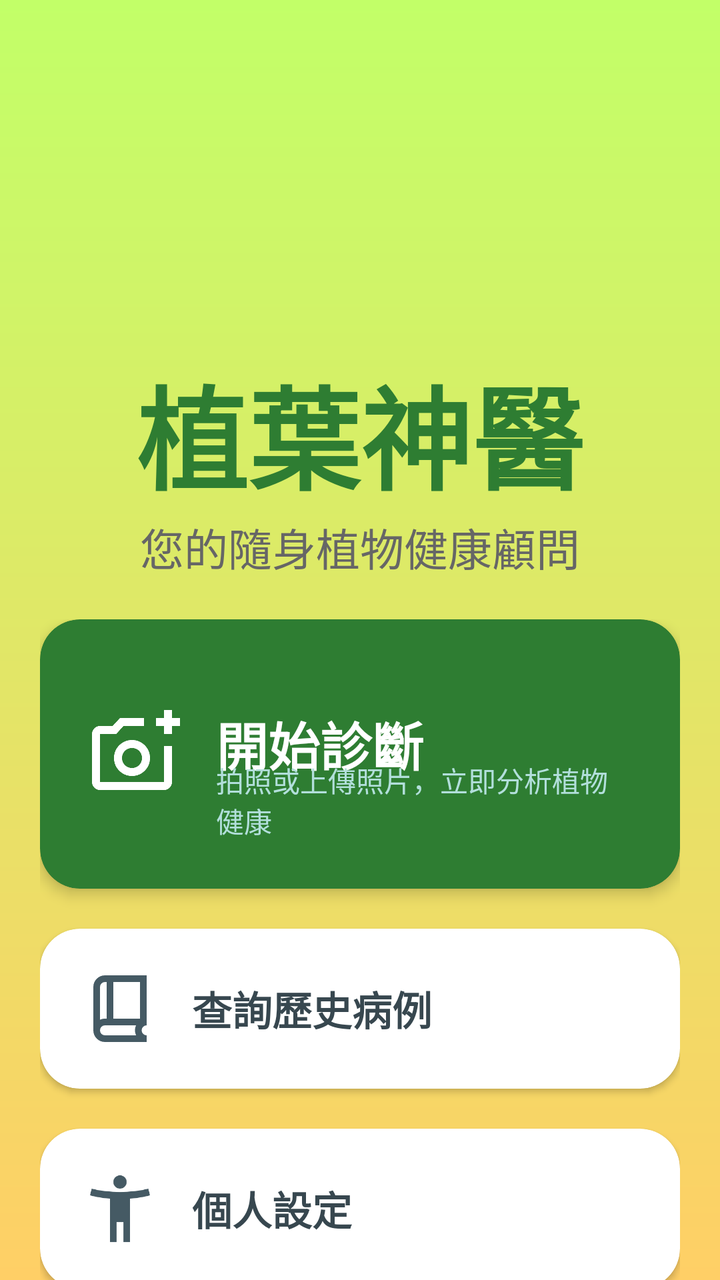
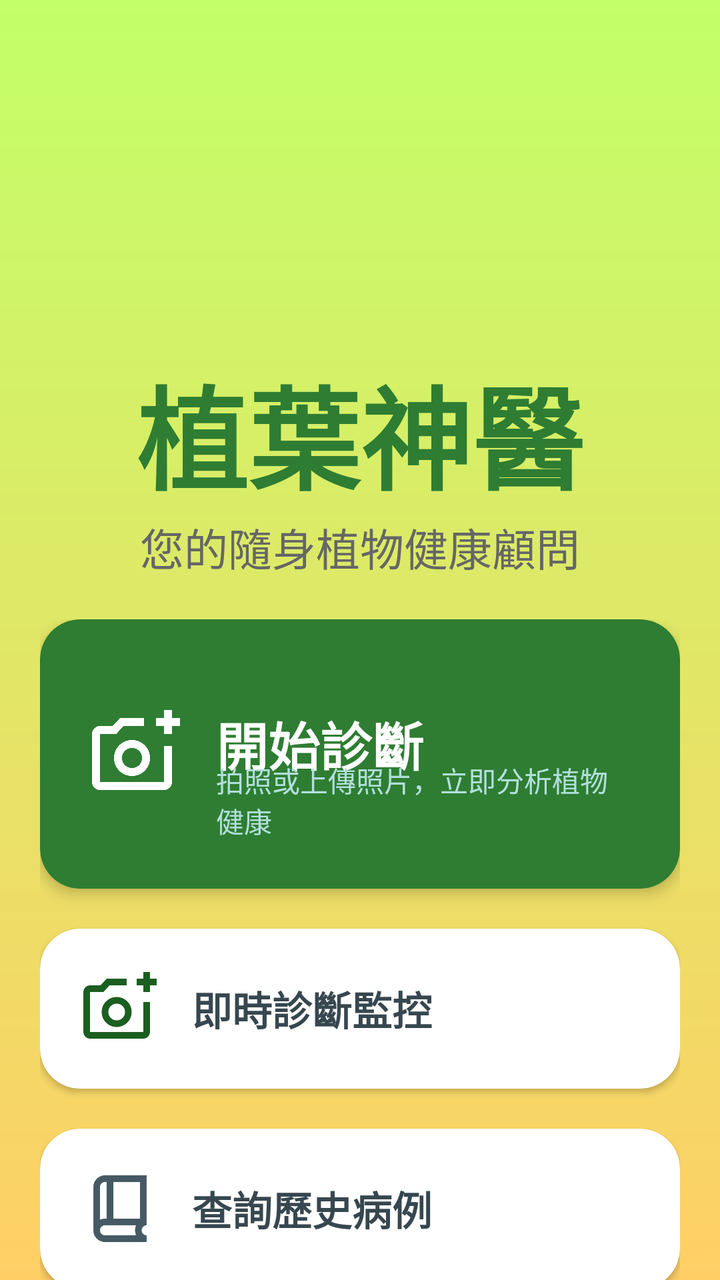

Screens rendered from an Android XML layout before and after an edit, with the pre-edit source and the edit as a unified diff.
<!-- AndroidManifest.xml: application theme Theme.PlantDoctor -->
<!-- res/layout/activity_home.xml -->
<?xml version="1.0" encoding="utf-8"?>
<androidx.constraintlayout.widget.ConstraintLayout
    xmlns:android="http://schemas.android.com/apk/res/android"
    xmlns:app="http://schemas.android.com/apk/res-auto"
    xmlns:tools="http://tools.android.com/tools"
    android:id="@+id/home_root_layout"
    android:layout_width="match_parent"
    android:layout_height="match_parent"
    android:background="@drawable/gradient_background"
    tools:context=".HomeActivity">

    <androidx.constraintlayout.widget.Guideline
        android:id="@+id/guideline_top"
        android:layout_width="wrap_content"
        android:layout_height="wrap_content"
        android:orientation="horizontal"
        app:layout_constraintGuide_begin="120dp" />

    <TextView
        android:id="@+id/tv_home_title"
        android:layout_width="0dp"
        android:layout_height="wrap_content"
        android:layout_marginTop="56dp"
        android:gravity="center"
        android:text="植葉神醫"
        android:textColor="#2E7D32"
        android:textSize="56sp"
        android:textStyle="bold"
        app:layout_constraintEnd_toEndOf="parent"
        app:layout_constraintHorizontal_bias="0.0"
        app:layout_constraintStart_toStartOf="parent"
        app:layout_constraintTop_toTopOf="@id/guideline_top" />

    <TextView
        android:id="@+id/tv_home_subtitle"
        android:layout_width="0dp"
        android:layout_height="wrap_content"
        android:layout_marginTop="0dp"
        android:gravity="center"
        android:text="您的隨身植物健康顧問"
        android:textColor="#666666"
        android:textSize="22sp"
        app:layout_constraintEnd_toEndOf="parent"
        app:layout_constraintStart_toStartOf="parent"
        app:layout_constraintTop_toBottomOf="@id/tv_home_title" />

    <LinearLayout
        android:id="@+id/layout_menu_container"
        android:layout_width="0dp"
        android:layout_height="wrap_content"
        android:orientation="vertical"
        android:padding="20dp"
        android:layout_marginTop="0dp"
        app:layout_constraintEnd_toEndOf="parent"
        app:layout_constraintStart_toStartOf="parent"
        app:layout_constraintTop_toBottomOf="@id/tv_home_subtitle">

        <androidx.cardview.widget.CardView
            android:id="@+id/card_diagnose"
            android:layout_width="match_parent"
            android:layout_height="wrap_content"
            app:cardCornerRadius="20dp"
            app:cardElevation="4dp"
            app:cardBackgroundColor="#2E7D32">

            <androidx.constraintlayout.widget.ConstraintLayout
                android:layout_width="match_parent"
                android:layout_height="wrap_content"
                android:padding="24dp">

                <ImageView
                    android:id="@+id/iv_diagnose_icon"
                    android:layout_width="48dp"
                    android:layout_height="48dp"
                    android:src="@drawable/ic_camera"
                    app:tint="@android:color/white"
                    app:layout_constraintBottom_toBottomOf="parent"
                    app:layout_constraintStart_toStartOf="parent"
                    app:layout_constraintTop_toTopOf="parent"/>

                <TextView
                    android:id="@+id/tv_diagnose_title"
                    android:layout_width="0dp"
                    android:layout_height="wrap_content"
                    android:layout_marginStart="16dp"
                    android:text="開始診斷"
                    android:textColor="@android:color/white"
                    android:textSize="26sp"
                    android:textStyle="bold"
                    app:autoSizeMinTextSize="16sp"
                    app:autoSizeTextType="uniform"
                    app:layout_constraintEnd_toEndOf="parent"
                    app:layout_constraintHorizontal_bias="0.0"
                    app:layout_constraintStart_toEndOf="@id/iv_diagnose_icon"
                    app:layout_constraintTop_toTopOf="@id/iv_diagnose_icon" />

                <TextView
                    android:id="@+id/tv_diagnose_subtitle"
                    android:layout_width="0dp"
                    android:layout_height="wrap_content"
                    android:layout_marginTop="8dp"
                    android:text="拍照或上傳照片，立即分析植物健康"
                    android:textColor="#B2DFDB"
                    android:textSize="14sp"
                    app:autoSizeTextType="uniform"
                    app:autoSizeMinTextSize="4sp"
                    app:layout_constraintBottom_toBottomOf="@id/iv_diagnose_icon"
                    app:layout_constraintEnd_toEndOf="parent"
                    app:layout_constraintStart_toStartOf="@id/tv_diagnose_title"
                    app:layout_constraintTop_toBottomOf="@id/tv_diagnose_title"/>

            </androidx.constraintlayout.widget.ConstraintLayout>
        </androidx.cardview.widget.CardView>

        <androidx.cardview.widget.CardView
            android:id="@+id/card_history"
            android:layout_width="match_parent"
            android:layout_height="wrap_content"
            android:layout_marginTop="20dp"
            app:cardCornerRadius="20dp"
            app:cardElevation="2dp"
            app:cardBackgroundColor="@android:color/white">

            <androidx.constraintlayout.widget.ConstraintLayout
                android:layout_width="match_parent"
                android:layout_height="wrap_content"
                android:padding="20dp">

                <ImageView
                    android:id="@+id/iv_history_icon"
                    android:layout_width="40dp"
                    android:layout_height="40dp"
                    android:src="@drawable/ic_history"
                    app:tint="#455A64"
                    app:layout_constraintBottom_toBottomOf="parent"
                    app:layout_constraintStart_toStartOf="parent"
                    app:layout_constraintTop_toTopOf="parent"/>

                <TextView
                    android:id="@+id/tv_history_title"
                    android:layout_width="0dp"
                    android:layout_height="wrap_content"
                    android:layout_marginStart="16dp"
                    android:text="查詢歷史病例"
                    android:textColor="#37474F"
                    android:textSize="20sp"
                    android:textStyle="bold"
                    app:autoSizeTextType="uniform"
                    app:autoSizeMinTextSize="14sp"
                    app:layout_constraintBottom_toBottomOf="parent"
                    app:layout_constraintEnd_toEndOf="parent"
                    app:layout_constraintStart_toEndOf="@id/iv_history_icon"
                    app:layout_constraintTop_toTopOf="parent"/>

            </androidx.constraintlayout.widget.ConstraintLayout>
        </androidx.cardview.widget.CardView>

        <androidx.cardview.widget.CardView
            android:id="@+id/card_settings"
            android:layout_width="match_parent"
            android:layout_height="wrap_content"
            android:layout_marginTop="20dp"
            app:cardCornerRadius="20dp"
            app:cardElevation="2dp"
            app:cardBackgroundColor="@android:color/white">

            <androidx.constraintlayout.widget.ConstraintLayout
                android:layout_width="match_parent"
                android:layout_height="wrap_content"
                android:padding="20dp">

                <ImageView
                    android:id="@+id/iv_settings_icon"
                    android:layout_width="40dp"
                    android:layout_height="40dp"
                    android:src="@drawable/ic_settings"
                    app:tint="#455A64"
                    app:layout_constraintBottom_toBottomOf="parent"
                    app:layout_constraintStart_toStartOf="parent"
                    app:layout_constraintTop_toTopOf="parent"/>

                <TextView
                    android:id="@+id/tv_settings_title"
                    android:layout_width="0dp"
                    android:layout_height="wrap_content"
                    android:layout_marginStart="16dp"
                    android:text="個人設定"
                    android:textColor="#37474F"
                    android:textSize="20sp"
                    android:textStyle="bold"
                    app:autoSizeTextType="uniform"
                    app:autoSizeMinTextSize="14sp"
                    app:layout_constraintBottom_toBottomOf="parent"
                    app:layout_constraintEnd_toEndOf="parent"
                    app:layout_constraintStart_toEndOf="@id/iv_settings_icon"
                    app:layout_constraintTop_toTopOf="parent"/>

            </androidx.constraintlayout.widget.ConstraintLayout>
        </androidx.cardview.widget.CardView>

    </LinearLayout>

</androidx.constraintlayout.widget.ConstraintLayout>
<!-- resources referenced by this layout -->
<resources>
  <!-- drawable gradient_background (drawable) -->
  <?xml version="1.0" encoding="utf-8"?>
  <shape xmlns:android="http://schemas.android.com/apk/res/android"
      android:shape="rectangle">
      <gradient
          android:startColor="#C2FF68"
          android:endColor="#FFCF66"
          android:angle="270" /> </shape>
  <!-- drawable ic_camera (drawable) -->
  <vector xmlns:android="http://schemas.android.com/apk/res/android" android:height="24dp" android:tint="#000000" android:viewportHeight="960" android:viewportWidth="960" android:width="24dp">
        
      <path android:fillColor="@android:color/white" android:pathData="M440,520L440,520L440,520L440,520L440,520L440,520Q440,520 440,520Q440,520 440,520L440,520Q440,520 440,520Q440,520 440,520L440,520Q440,520 440,520Q440,520 440,520L440,520L440,520ZM120,840Q87,840 63.5,816.5Q40,793 40,760L40,280Q40,247 63.5,223.5Q87,200 120,200L246,200L320,120L560,120L560,200L355,200L282,280L120,280Q120,280 120,280Q120,280 120,280L120,760Q120,760 120,760Q120,760 120,760L760,760Q760,760 760,760Q760,760 760,760L760,400L840,400L840,760Q840,793 816.5,816.5Q793,840 760,840L120,840ZM760,280L760,200L680,200L680,120L760,120L760,40L840,40L840,120L920,120L920,200L840,200L840,280L760,280ZM440,700Q515,700 567.5,647.5Q620,595 620,520Q620,445 567.5,392.5Q515,340 440,340Q365,340 312.5,392.5Q260,445 260,520Q260,595 312.5,647.5Q365,700 440,700ZM440,620Q398,620 369,591Q340,562 340,520Q340,478 369,449Q398,420 440,420Q482,420 511,449Q540,478 540,520Q540,562 511,591Q482,620 440,620Z"/>
      
  </vector>
  <!-- drawable ic_history (drawable) -->
  <vector xmlns:android="http://schemas.android.com/apk/res/android" android:height="24dp" android:tint="#000000" android:viewportHeight="960" android:viewportWidth="960" android:width="24dp">
        
      <path android:fillColor="@android:color/white" android:pathData="M300,880Q242,880 201,839Q160,798 160,740L160,220Q160,162 201,121Q242,80 300,80L800,80L800,680Q775,680 757.5,697.5Q740,715 740,740Q740,765 757.5,782.5Q775,800 800,800L800,880L300,880ZM240,613Q254,606 269,603Q284,600 300,600L320,600L320,160L300,160Q275,160 257.5,177.5Q240,195 240,220L240,613ZM400,600L720,600L720,160L400,160L400,600ZM240,613Q240,613 240,613Q240,613 240,613L240,613L240,160L240,160Q240,160 240,160Q240,160 240,160L240,613ZM300,800L673,800Q667,786 663.5,771.5Q660,757 660,740Q660,724 663,709Q666,694 673,680L300,680Q274,680 257,697.5Q240,715 240,740Q240,766 257,783Q274,800 300,800Z"/>
      
  </vector>
  <!-- drawable ic_settings (drawable) -->
  <vector xmlns:android="http://schemas.android.com/apk/res/android" android:height="24dp" android:tint="#000000" android:viewportHeight="960" android:viewportWidth="960" android:width="24dp">
        
      <path android:fillColor="@android:color/white" android:pathData="M423.5,216.5Q400,193 400,160Q400,127 423.5,103.5Q447,80 480,80Q513,80 536.5,103.5Q560,127 560,160Q560,193 536.5,216.5Q513,240 480,240Q447,240 423.5,216.5ZM360,880L360,360Q300,355 238,345Q176,335 120,320L140,240Q218,261 306,270.5Q394,280 480,280Q566,280 654,270.5Q742,261 820,240L840,320Q784,335 722,345Q660,355 600,360L600,880L520,880L520,640L440,640L440,880L360,880Z"/>
      
  </vector>
  <style name="Theme.PlantDoctor" parent="Base.Theme.PlantDoctor" />
  <style name="Base.Theme.PlantDoctor" parent="Theme.Material3.DayNight.NoActionBar">
          
          
      </style>
</resources>

<!-- the commit's change to res/layout/activity_home.xml (unified diff, before → after) -->
@@ -112,6 +112,50 @@
             </androidx.constraintlayout.widget.ConstraintLayout>
         </androidx.cardview.widget.CardView>
 
+        
+        <androidx.cardview.widget.CardView
+            android:id="@+id/card_webcam"
+            android:layout_width="match_parent"
+            android:layout_height="wrap_content"
+            android:layout_marginTop="20dp"
+            app:cardCornerRadius="20dp"
+            app:cardElevation="2dp"
+            app:cardBackgroundColor="@android:color/white">
+
+            <androidx.constraintlayout.widget.ConstraintLayout
+                android:layout_width="match_parent"
+                android:layout_height="wrap_content"
+                android:padding="20dp">
+
+                <ImageView
+                    android:id="@+id/iv_webcam_icon"
+                    android:layout_width="40dp"
+                    android:layout_height="40dp"
+                    android:src="@drawable/ic_camera"
+                    app:tint="#1B5E20"
+                    app:layout_constraintBottom_toBottomOf="parent"
+                    app:layout_constraintStart_toStartOf="parent"
+                    app:layout_constraintTop_toTopOf="parent"/>
+
+                <TextView
+                    android:id="@+id/tv_webcam_title"
+                    android:layout_width="0dp"
+                    android:layout_height="wrap_content"
+                    android:layout_marginStart="16dp"
+                    android:text="即時診斷監控"
+                    android:textColor="#37474F"
+                    android:textSize="20sp"
+                    android:textStyle="bold"
+                    app:autoSizeTextType="uniform"
+                    app:autoSizeMinTextSize="14sp"
+                    app:layout_constraintBottom_toBottomOf="parent"
+                    app:layout_constraintEnd_toEndOf="parent"
+                    app:layout_constraintStart_toEndOf="@id/iv_webcam_icon"
+                    app:layout_constraintTop_toTopOf="parent"/>
+
+            </androidx.constraintlayout.widget.ConstraintLayout>
+        </androidx.cardview.widget.CardView>
+
         <androidx.cardview.widget.CardView
             android:id="@+id/card_history"
             android:layout_width="match_parent"
